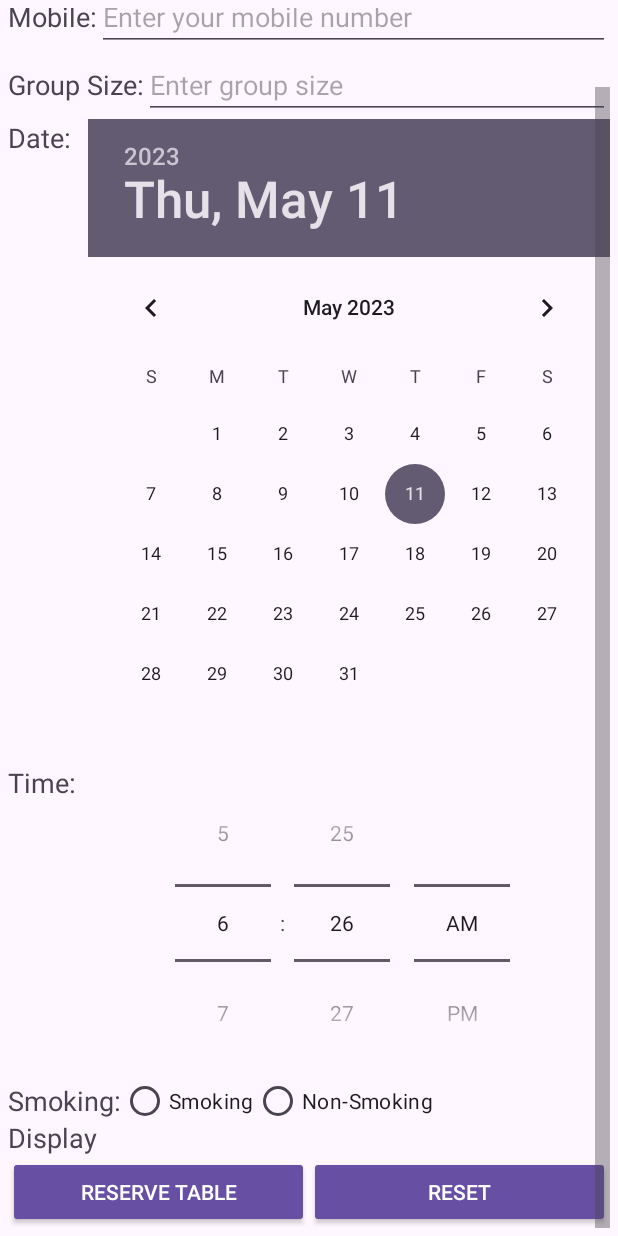
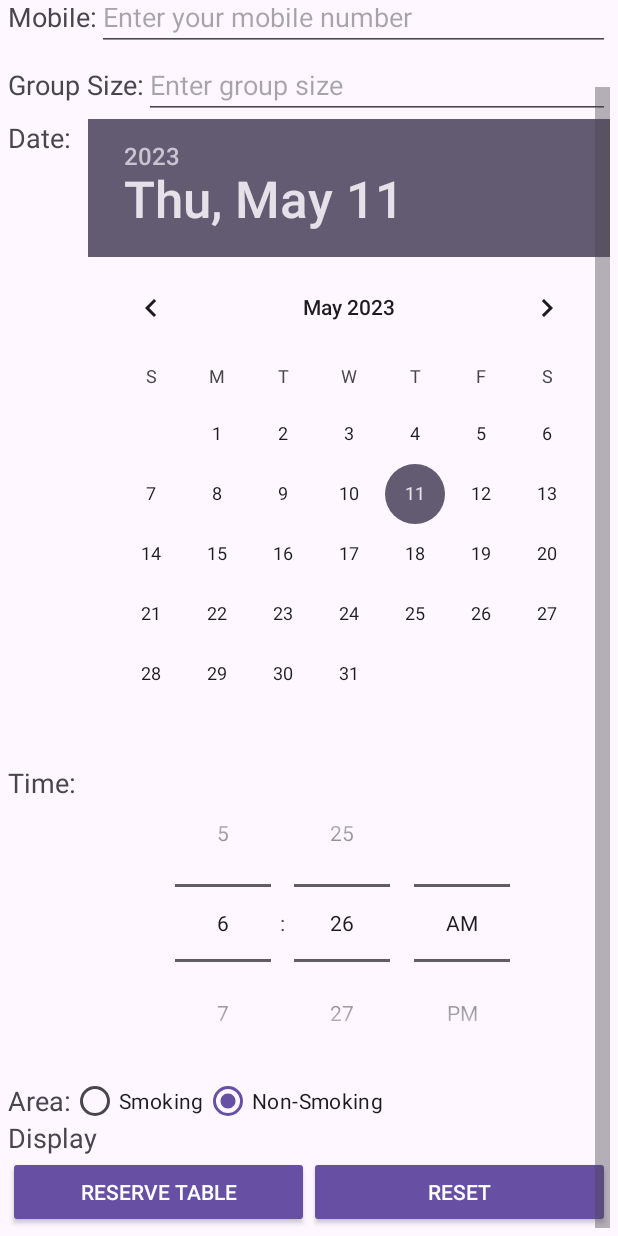
Before and after one commit to Kyurxster/L04Reservation, an Android app: the screen it shows after launch (MainActivity), scrolled down 62 dp, on a phone screen of 412 x 824 dp. Run offline under Robolectric (Android 15) with nearby library versions, the phone set to English and light mode, and no system bars.

```diff
--- a/app/src/main/res/layout/activity_main.xml
+++ b/app/src/main/res/layout/activity_main.xml
@@ -126,10 +126,10 @@
                 android:orientation="horizontal">
 
                 <TextView
-                    android:id="@+id/textViewSmoking"
+                    android:id="@+id/textViewArea"
                     android:layout_width="wrap_content"
                     android:layout_height="wrap_content"
-                    android:text="@string/smoking"
+                    android:text="@string/area"
                     android:textAppearance="@style/TextAppearance.AppCompat.Medium" />
 
                 <RadioGroup
@@ -148,7 +148,8 @@
                         android:id="@+id/radioButtonNonSmoking"
                         android:layout_width="wrap_content"
                         android:layout_height="wrap_content"
-                        android:text="@string/nonSmokingBtn" />
+                        android:text="@string/nonSmokingBtn"
+                        android:checked="true"/>
                 </RadioGroup>
 
             </LinearLayout>
--- a/app/src/main/res/values/strings.xml
+++ b/app/src/main/res/values/strings.xml
@@ -8,7 +8,7 @@
     <string name="group_sizeHint">Enter group size</string>
     <string name="date">Date: </string>
     <string name="time">Time:</string>
-    <string name="smoking">Smoking:</string>
+    <string name="area">Area:</string>
     <string name="nonSmokingBtn">Non-Smoking</string>
     <string name="smokingBtn">Smoking</string>
     <string name="display">Display</string>
```
Also changed, not shown: app/src/main/java/sg/edu/rp/c346/id22020995/l04_reservation/MainActivity.java (+59 -0 lines).
